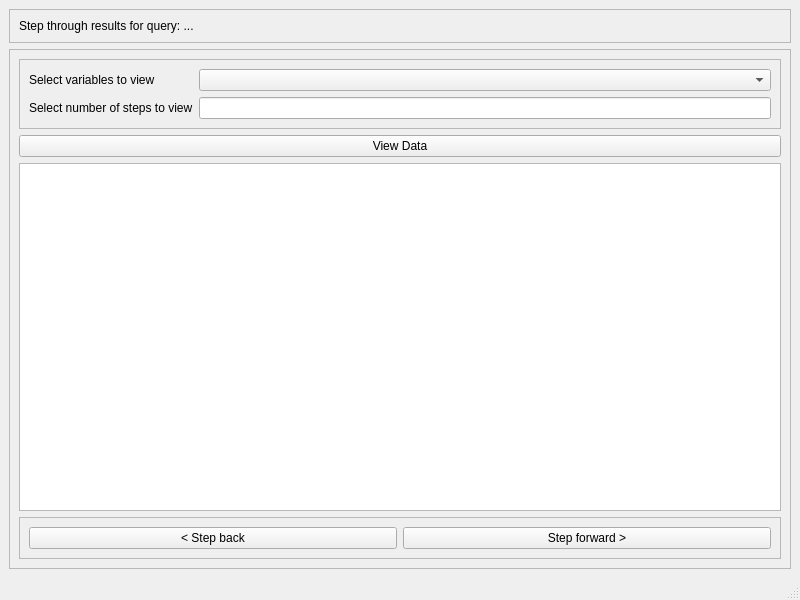
First picture: the form in ui/step_through_query_window.ui, repository usc-psychsim/psychsim-eval-gui, before the edit.
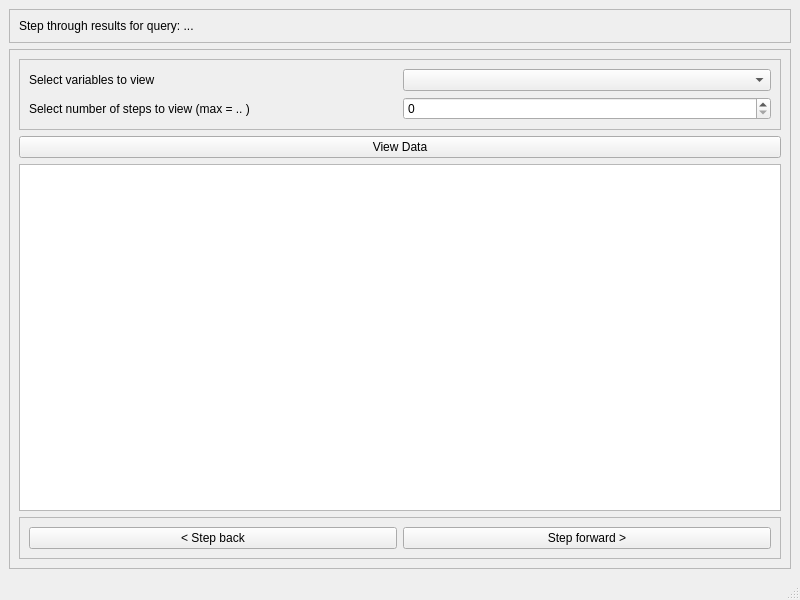
Second picture: the form after the edit.

Commit message: Add code for stepping through data window

What changed in the file:
```diff
--- a/ui/step_through_query_window.ui
+++ b/ui/step_through_query_window.ui
@@ -52,9 +52,6 @@
           <enum>QFrame::Raised</enum>
          </property>
          <layout class="QGridLayout" name="gridLayout_2">
-          <item row="1" column="1">
-           <widget class="QLineEdit" name="lineEdit"/>
-          </item>
           <item row="0" column="0">
            <widget class="QLabel" name="label">
             <property name="text">
@@ -65,13 +62,16 @@
           <item row="1" column="0">
            <widget class="QLabel" name="label_2">
             <property name="text">
-             <string>Select number of steps to view</string>
+             <string>Select number of steps to view (max = .. )</string>
             </property>
            </widget>
           </item>
           <item row="0" column="1">
            <widget class="QComboBox" name="variable_select_combo"/>
           </item>
+          <item row="1" column="1">
+           <widget class="QSpinBox" name="no_steps_spin"/>
+          </item>
          </layout>
         </widget>
        </item>
```
Left out of the diff: 2 changed lines with no effect on the pictures. The commit also changes 2 other files.
